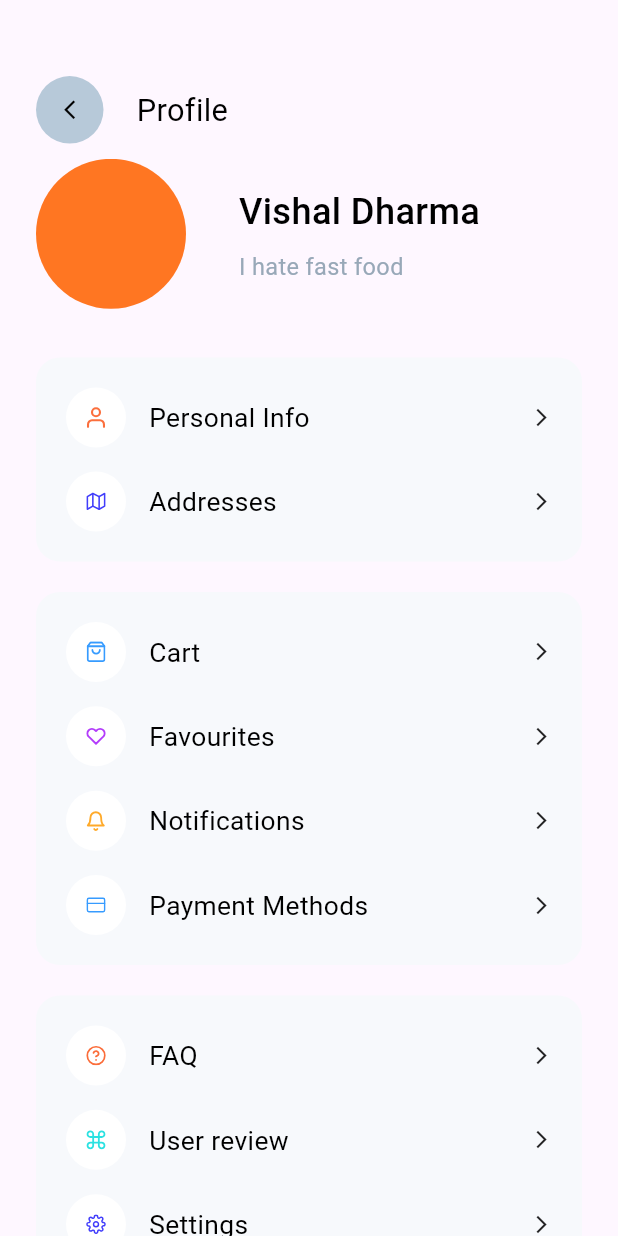
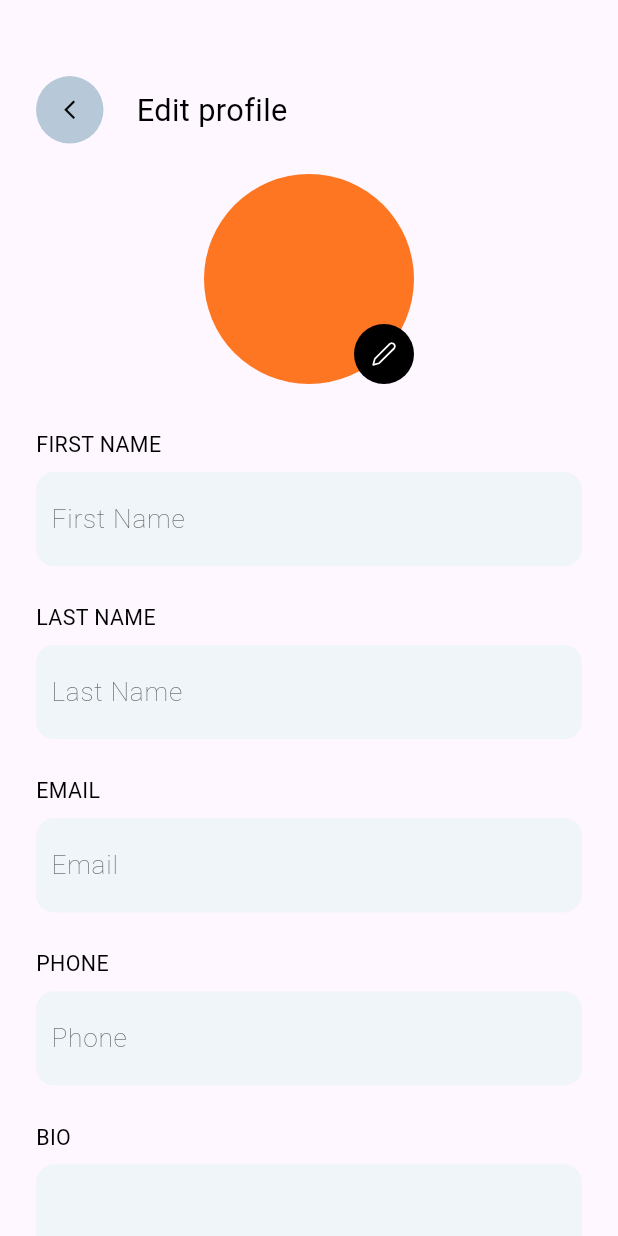
Before and after one commit to Teewhydot/food, a Flutter app: the screen it shows after launch, on a phone screen of 412 x 824 dp. Run offline on Flutter 3.47's test engine with Material 3 defaults, Android fonts, the phone set to English and light mode, and no system bars; our stand-ins replace avatar_glow, cached_network_image, carousel_slider, contained_tab_bar_view, dartz, firebase_auth and 12 more; missing offline and left inert: flutter_sliding_box; accounts and stored records are empty; Roboto replaces fonts that are missing (Sen).

Commit message:
Completed edit profile screen

```diff
--- a/lib/food/components/textfields.dart
+++ b/lib/food/components/textfields.dart
@@ -86,7 +86,7 @@ class FTextField extends StatelessWidget {
       children: [
         hasLabel
             ? FText(
-              text: label ?? "",
+              text: label?.toUpperCase() ?? "",
               fontSize: 13,
               alignment: MainAxisAlignment.start,
               fontWeight: FontWeight.w400,
--- /dev/null
+++ b/lib/food/features/home/presentation/screens/edit_profile.dart
@@ -0,0 +1,105 @@
+import 'package:flutter/material.dart';
+import 'package:flutter_screenutil/flutter_screenutil.dart';
+import 'package:food/food/components/buttons/buttons.dart';
+import 'package:food/food/components/image.dart';
+import 'package:food/food/components/scaffold.dart';
+import 'package:food/food/components/textfields.dart';
+import 'package:food/food/core/constants/app_constants.dart';
+import 'package:food/food/features/home/presentation/widgets/circle_widget.dart';
+import 'package:food/generated/assets.dart';
+import 'package:get/get.dart';
+
+import '../../../../components/texts/texts.dart';
+import '../../../../core/theme/colors.dart';
+import '../../../auth/presentation/widgets/back_widget.dart';
+
+class EditProfile extends StatefulWidget {
+  const EditProfile({super.key});
+
+  @override
+  State<EditProfile> createState() => _EditProfileState();
+}
+
+class _EditProfileState extends State<EditProfile> {
+  @override
+  Widget build(BuildContext context) {
+    return FScaffold(
+      body: SingleChildScrollView(
+        child: Column(
+          children: [
+            50.verticalSpace,
+            Row(
+              children: [
+                BackWidget(color: kGreyColor),
+                20.horizontalSpace,
+                FText(
+                  text: "Edit profile",
+                  fontSize: 17.sp,
+                  fontWeight: FontWeight.w400,
+                  color: kBlackColor,
+                ),
+              ],
+            ),
+            20.verticalSpace,
+            Stack(
+              children: [
+                CircleWidget(radius: 70, color: kPrimaryColor),
+                Positioned(
+                  bottom: 0,
+                  right: 0,
+                  child: CircleWidget(
+                    radius: 20,
+                    color: kBlackColor,
+                    child: FImage(
+                      assetPath: Assets.svgsPencil,
+                      assetType: FoodAssetType.svg,
+                      width: 16,
+                      height: 16,
+                      svgAssetColor: kWhiteColor,
+                    ),
+                  ),
+                ),
+              ],
+            ),
+            30.verticalSpace,
+            FTextField(
+              hintText: "First Name",
+              action: TextInputAction.next,
+              label: "First Name",
+            ),
+            24.verticalSpace,
+            FTextField(
+              hintText: "Last Name",
+              action: TextInputAction.next,
+              label: "Last Name",
+            ),
+            24.verticalSpace,
+            FTextField(
+              hintText: "Email",
+              action: TextInputAction.next,
+              label: "Email",
+              keyboardType: TextInputType.emailAddress,
+            ),
+            24.verticalSpace,
+            FTextField(
+              hintText: "Phone",
+              action: TextInputAction.next,
+              label: "Phone",
+              keyboardType: TextInputType.phone,
+            ),
+            24.verticalSpace,
+            FTextField(
+              hintText: "",
+              action: TextInputAction.next,
+              label: "Bio",
+              height: 103,
+            ),
+            32.verticalSpace,
+            FButton(buttonText: "Save", width: 1.sw),
+            32.verticalSpace,
+          ],
+        ).paddingSymmetric(horizontal: AppConstants.defaultPadding),
+      ),
+    );
+  }
+}
--- a/lib/main.dart
+++ b/lib/main.dart
@@ -3,7 +3,7 @@ import 'package:flutter_screenutil/flutter_screenutil.dart';
 import 'package:food/food/app/init.dart';
 import 'package:food/food/core/routes/getx_route_module.dart';
 import 'package:food/food/core/theme/theme.dart';
-import 'package:food/food/features/home/presentation/screens/menu.dart';
+import 'package:food/food/features/home/presentation/screens/edit_profile.dart';
 import 'package:get/get.dart';
 
 void main() {
@@ -27,7 +27,7 @@ class MyApp extends StatelessWidget {
         theme: FoodTheme.lightTheme,
         darkTheme: FoodTheme.darkTheme,
         themeMode: ThemeMode.light,
-        home: Scaffold(body: Menu()),
+        home: Scaffold(body: EditProfile()),
       ),
     );
   }
```
Also changed, not shown: assets/svgs/pencil.svg (renamed from assets/pencil.svg), lib/generated/assets.dart.
